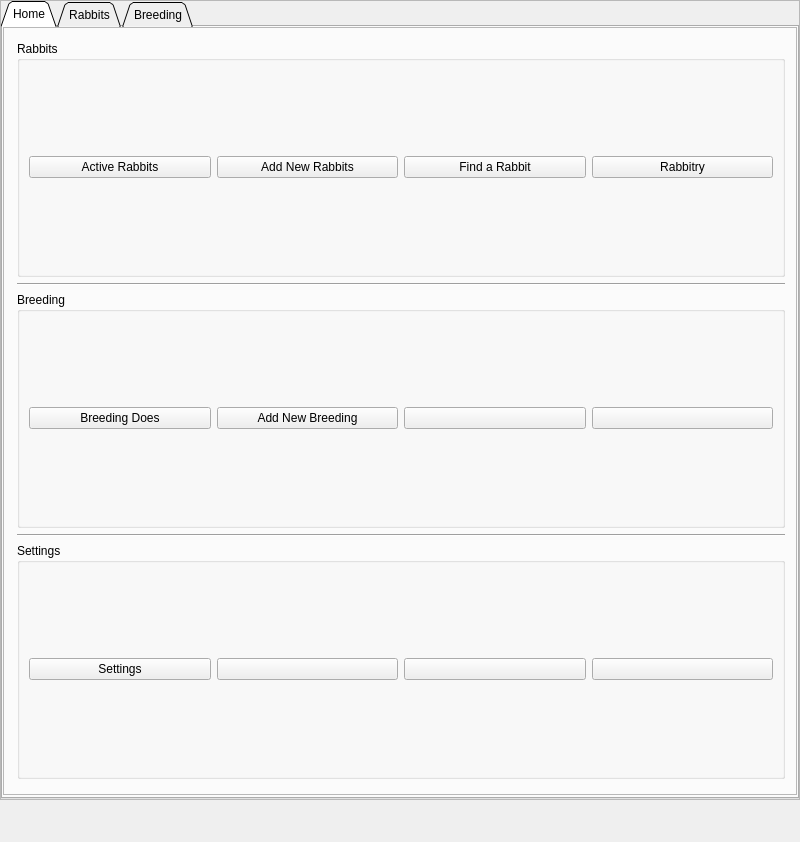
Qt form main_window.ui (Heidenmason/BunnyBarn) before a commit.
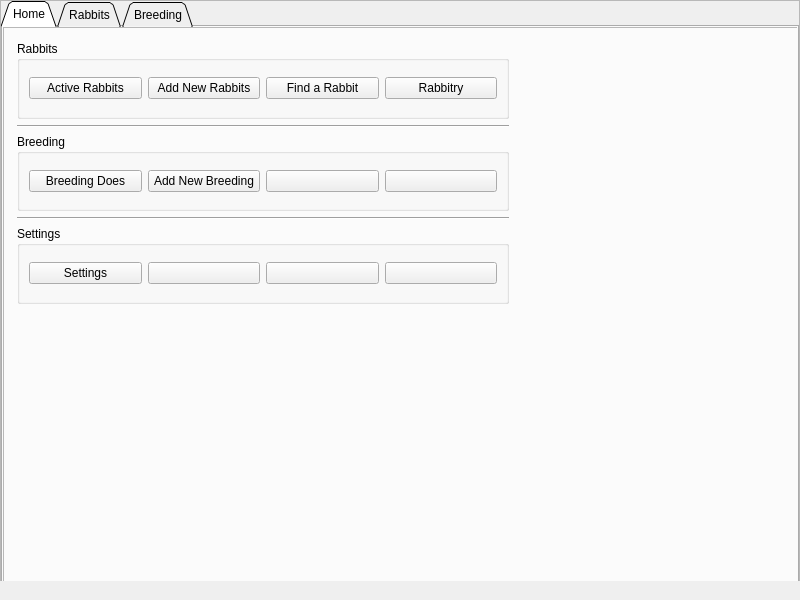
The same form after that commit. The open tabs and pages were chosen to show the change. Icons and pictures are not drawn.

What changed in the file:
```diff
--- a/main_window.ui
+++ b/main_window.ui
@@ -7,7 +7,7 @@
                 <x>0</x>
                 <y>0</y>
                 <width>800</width>
-                <height>842</height>
+    <height>600</height>
             </rect>
         </property>
         <property name="windowTitle">
@@ -31,7 +31,7 @@
                         <x>0</x>
                         <y>0</y>
                         <width>800</width>
-                        <height>800</height>
+      <height>600</height>
                     </rect>
                 </property>
                 <property name="autoFillBackground">
@@ -91,8 +91,8 @@
                                         <rect>
                                             <x>0</x>
                                             <y>0</y>
-                                            <width>794</width>
-                                            <height>768</height>
+           <width>796</width>
+           <height>566</height>
                                         </rect>
                                     </property>
                                     <property name="frameShape">
@@ -101,13 +101,13 @@
                                     <property name="frameShadow">
                                         <enum>QFrame::Raised</enum>
                                     </property>
-                                    <widget class="QWidget" name="">
+         <widget class="QWidget" name="layoutWidget">
                                         <property name="geometry">
                                             <rect>
                                                 <x>5</x>
                                                 <y>5</y>
-                                                <width>786</width>
-                                                <height>756</height>
+            <width>510</width>
+            <height>281</height>
                                             </rect>
                                         </property>
                                         <layout class="QVBoxLayout" name="verticalLayout_Home">
```
Left out of the diff: 157 changed lines with no effect on the pictures. Lines whose indentation alone changed are shown as unchanged.
